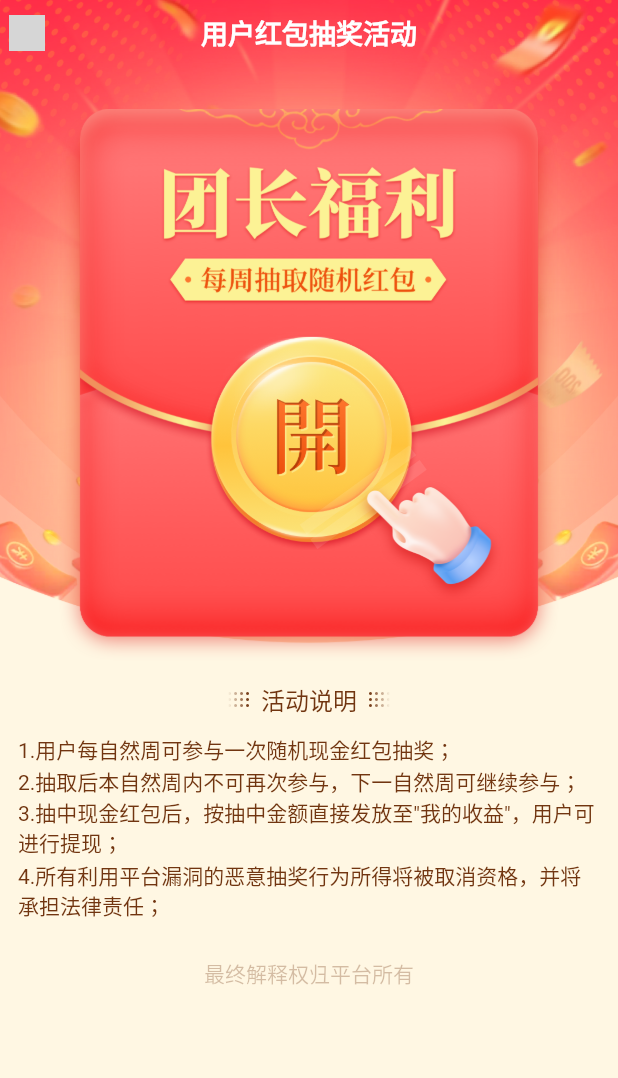
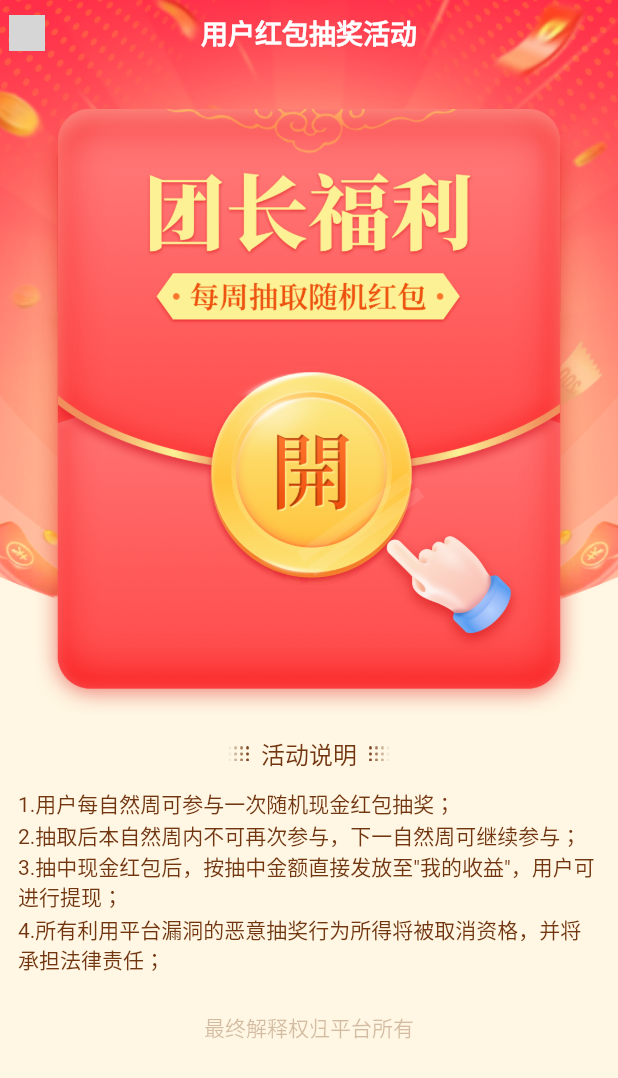
Before and after one commit to huangzuyan110/flutter_test_app, a Flutter app: the RedEnvelopePage screen opened directly, on a phone screen of 412 x 824 dp. Shown: the top 1078 px of the screen. Run offline on Flutter 3.47's test engine with Material 2 defaults, Android fonts, the phone set to English and light mode, and no system bars; our stand-ins replace dio, flutter_screenutil, flutter_slidable, flutter_svg, fluttertoast and 2 more; missing offline and left inert: dart:ffi, map_launcher, weather_widget; grey boxes are pictures that could not be loaded.

Commit message:
适配不同分辨率下的红包大小

```diff
--- a/lib/pages/animated/animated_red_envelope_page.dart
+++ b/lib/pages/animated/animated_red_envelope_page.dart
@@ -138,8 +138,10 @@ class _RedEnvelopePageState extends State<RedEnvelopePage> with TickerProviderSt
   // 红包部分
   Container _redPackgeWidget() {
     return Container(
-      width: 333,
-      height: 368,
+      // width: 333,
+      // height: 368,
+      width: ScreenUtil().setWidth(666),
+      height: ScreenUtil().setWidth(736),
       margin: EdgeInsets.only(top: 18),
       decoration: BoxDecoration(
         // 红包底层
@@ -170,8 +172,10 @@ class _RedEnvelopePageState extends State<RedEnvelopePage> with TickerProviderSt
                     ..setEntry(3, 2, 0.002)
                     ..rotateX(flipAnimation.value),
                   child: Container(
-                    width: 305,
-                    height: 230,
+                    // width: 305,
+                    // height: 230,
+                    width: ScreenUtil().setWidth(610),
+                    height: ScreenUtil().setWidth(460),
                     child: Image.asset('assets/images/hb_shangceng.png', fit: BoxFit.cover,)
                   ),
                 ),
```
